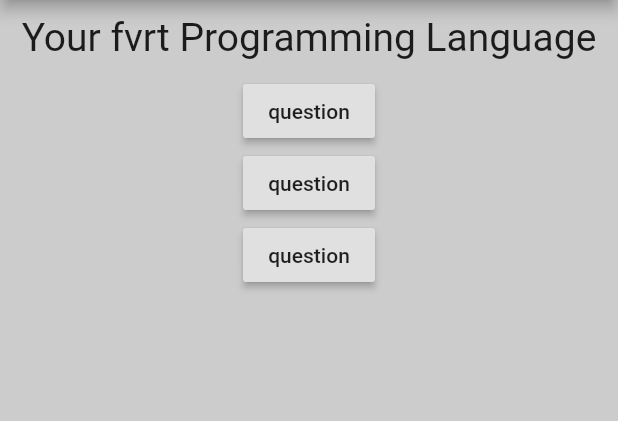
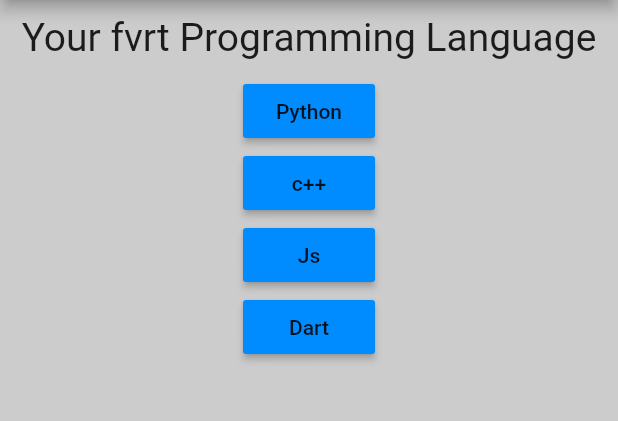
Before and after one commit to awaisOT/test1, a Flutter app: the screen it shows after launch, on a phone screen of 412 x 824 dp, the part 84-505 px from its top. Run offline on Flutter 3.47's test engine with Material 2 defaults, Android fonts, the phone set to English and light mode, and no system bars.

Commit message:
quiz app ended here

```diff
--- a/lib/main.dart
+++ b/lib/main.dart
@@ -1,7 +1,5 @@
 import 'package:flutter/material.dart';
-import 'package:flutter_application_1/options.dart';
-import './question.dart';
-import './options.dart';
+import './quiz_form.dart';
 
 void main() {
   runApp(const MyApp());
@@ -22,10 +20,30 @@ class _MyAppState extends State<MyApp> {
     });
   }
 
+  void resetQuiz() {
+    setState(() {
+      questionIndex = 0;
+    });
+  }
+
   var questions = [
-    'Your fvrt Programming Language',
-    'Your fvrt Country',
-    'Your Career'
+    {
+      "questionText": "Your fvrt Programming Language",
+      "optionsText": ["Python", "c++", "Js", "Dart"],
+    },
+    {
+      "questionText": "Your fvrt Country",
+      "optionsText": ["Pakistan", "South Korea", "Indonesia", "Saudi Arabia"],
+    },
+    {
+      "questionText": "Your Career",
+      "optionsText": [
+        "Developer",
+        "Researcher",
+        "Business",
+        "None of the Above"
+      ],
+    },
   ];
   @override
   Widget build(BuildContext context) {
@@ -34,13 +52,20 @@ class _MyAppState extends State<MyApp> {
           appBar: AppBar(
             title: const Text('My First APP'),
           ),
-          body: Column(children: [
-            Question(questions[questionIndex]),
-            Options(quizlet),
-            Options(quizlet),
-            Options(quizlet)
-          ]),
-          backgroundColor: Color.fromARGB(255, 204, 204, 204)),
+          body: questionIndex < questions.length
+              ? QuizForm(questionIndex, quizlet, questions)
+              : Center(
+                  child: Column(
+                    children: [
+                      const Text('You did it'),
+                      RaisedButton(
+                        onPressed: resetQuiz,
+                        child: const Text('reset Quiz'),
+                      )
+                    ],
+                  ),
+                ),
+          backgroundColor: const Color.fromARGB(255, 204, 204, 204)),
     );
   }
 }
--- a/lib/options.dart
+++ b/lib/options.dart
@@ -2,14 +2,15 @@ import 'package:flutter/material.dart';
 
 class Options extends StatelessWidget {
   final VoidCallback handler;
-  Options(this.handler);
+  final String optionCount;
+  const Options(this.handler, this.optionCount);
 
   @override
   Widget build(BuildContext context) {
-    return
-    RaisedButton(
-              onPressed: handler,
-              child: const Text('question'),
-            );
+    return RaisedButton(
+      onPressed: handler,
+      color: const Color.fromARGB(255, 0, 140, 255),
+      child: Text(optionCount),
+    );
   }
 }
--- /dev/null
+++ b/lib/quiz_form.dart
@@ -0,0 +1,24 @@
+import 'package:flutter/material.dart';
+import './options.dart';
+import '/question.dart';
+
+class QuizForm extends StatelessWidget {
+  final int questionIndex;
+  final List<Map<String, Object>> questions;
+  final VoidCallback indexFunction;
+  QuizForm(this.questionIndex, this.indexFunction, this.questions, {Key? key})
+      : super(key: key);
+
+  @override
+  Widget build(BuildContext context) {
+    return Column(children: [
+      Question(
+        questions[questionIndex]["questionText"] as String,
+      ),
+      ...(questions[questionIndex]["optionsText"] as List<String>)
+          .map((answer) {
+        return Options(indexFunction, answer);
+      }).toList()
+    ]);
+  }
+}
```
Also changed, not shown: 1 other file.
